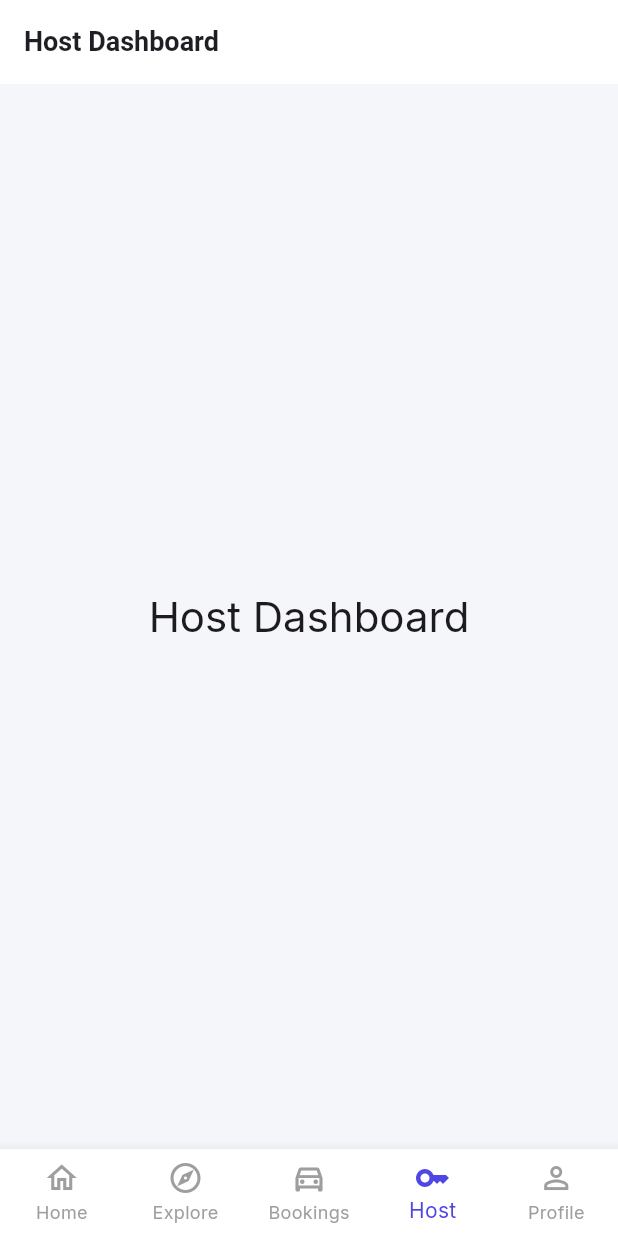
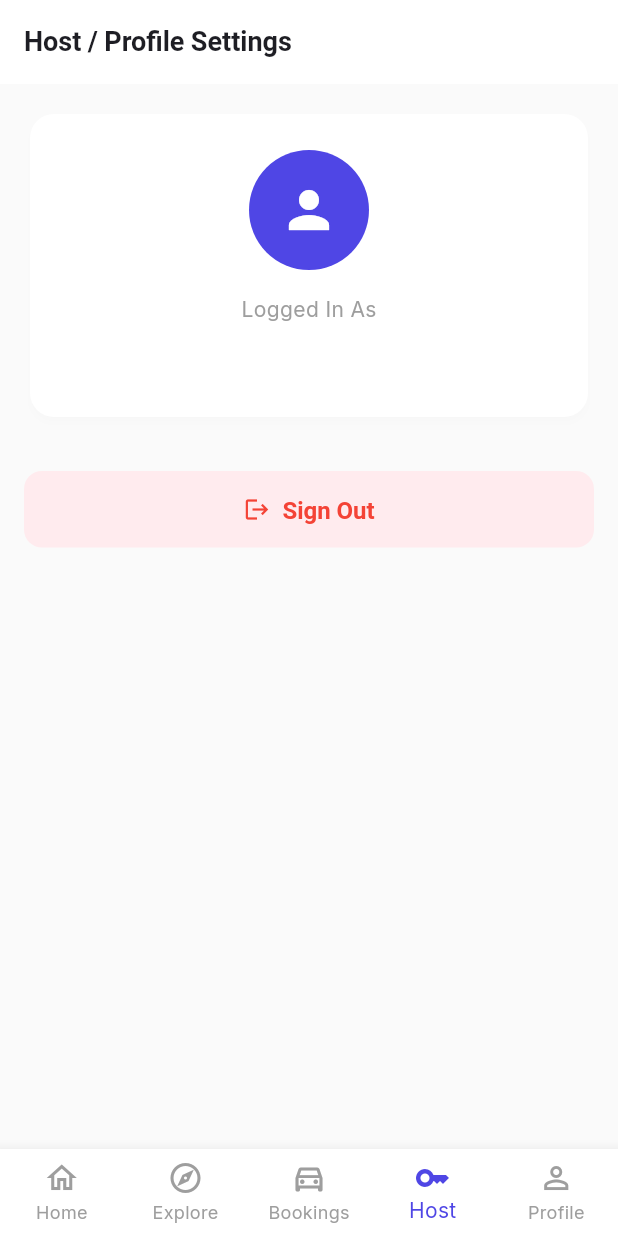
Before and after one commit to Thokalamukesh/Rental_cars, a Flutter app: the ScaffoldWithBottomNavBar screen opened directly with empty values, item 4 of the bottom bar chosen, on a phone screen of 412 x 824 dp. Run offline on Flutter 3.47's test engine with Material 3 defaults, Android fonts, the phone set to English and light mode, and no system bars; our stand-ins replace flutter_riverpod, go_router, google_fonts, image_picker, supabase_flutter; accounts and stored records are empty.

Commit message:
Fix PWA Uploads and add Profile Settings tab

```diff
--- a/lib/core/routing/app_router.dart
+++ b/lib/core/routing/app_router.dart
@@ -3,6 +3,8 @@ import 'package:flutter/material.dart';
 import '../../presentation/auth/screens/splash_screen.dart';
 import '../../presentation/auth/screens/auth_screen.dart';
 import '../../presentation/home/screens/home_screen.dart';
+import '../../presentation/booking/screens/my_bookings_screen.dart';
+import '../../presentation/profile/screens/profile_screen.dart';
 
 final GlobalKey<NavigatorState> _rootNavigatorKey = GlobalKey<NavigatorState>(debugLabel: 'root');
 final GlobalKey<NavigatorState> _shellNavigatorKey = GlobalKey<NavigatorState>(debugLabel: 'shell');
@@ -16,8 +18,8 @@ final goRouter = GoRouter(
       builder: (context, state) => const SplashScreen(),
     ),
     GoRoute(
-      path: '/login',
-      builder: (context, state) => const PlaceholderScreen(title: 'Login'),
+      path: '/auth',
+      builder: (context, state) => const AuthScreen(),
     ),
     ShellRoute(
       navigatorKey: _shellNavigatorKey,
@@ -35,15 +37,15 @@ final goRouter = GoRouter(
         ),
         GoRoute(
           path: '/bookings',
-          builder: (context, state) => const PlaceholderScreen(title: 'My Bookings'),
+          builder: (context, state) => const MyBookingsScreen(),
         ),
         GoRoute(
           path: '/host',
-          builder: (context, state) => const PlaceholderScreen(title: 'Host Dashboard'),
+          builder: (context, state) => const ProfileScreen(), // Redirecting host tab to Profile/Settings
         ),
         GoRoute(
           path: '/profile',
-          builder: (context, state) => const PlaceholderScreen(title: 'Profile'),
+          builder: (context, state) => const ProfileScreen(),
         ),
       ],
     ),
@@ -64,6 +66,7 @@ class ScaffoldWithBottomNavBar extends StatelessWidget {
       bottomNavigationBar: BottomNavigationBar(
         currentIndex: _calculateSelectedIndex(context),
         onTap: (int idx) => _onItemTapped(idx, context),
+        type: BottomNavigationBarType.fixed,
         items: const [
           BottomNavigationBarItem(icon: Icon(Icons.home_outlined), activeIcon: Icon(Icons.home), label: 'Home'),
           BottomNavigationBarItem(icon: Icon(Icons.explore_outlined), activeIcon: Icon(Icons.explore), label: 'Explore'),
--- a/lib/presentation/booking/screens/booking_flow_screen.dart
+++ b/lib/presentation/booking/screens/booking_flow_screen.dart
@@ -1,4 +1,5 @@
 import 'dart:io';
+import 'package:flutter/foundation.dart';
 import 'package:flutter/material.dart';
 import 'package:image_picker/image_picker.dart';
 import 'package:supabase_flutter/supabase_flutter.dart';
@@ -21,7 +22,7 @@ class _BookingFlowScreenState extends State<BookingFlowScreen> {
   double _totalPrice = 0.0;
 
   // KYC Details
-  File? _licenseImage;
+  XFile? _licenseImage;
   bool _isUploading = false;
 
   final supabase = Supabase.instance.client;
@@ -72,7 +73,7 @@ class _BookingFlowScreenState extends State<BookingFlowScreen> {
 
     if (pickedFile != null) {
       setState(() {
-        _licenseImage = File(pickedFile.path);
+        _licenseImage = pickedFile;
       });
     }
   }
@@ -91,8 +92,8 @@ class _BookingFlowScreenState extends State<BookingFlowScreen> {
       // 1. Upload KYC Image
       final fileExt = _licenseImage!.path.split('.').last;
       final fileName = '${DateTime.now().toIso8601String()}.$fileExt';
-
-      await supabase.storage.from('kyc').upload(fileName, _licenseImage!);
+      final bytes = await _licenseImage!.readAsBytes();
+      await supabase.storage.from('kyc').uploadBinary(fileName, bytes);
       final imageUrl = supabase.storage.from('kyc').getPublicUrl(fileName);
 
       // 2. Save KYC Document
@@ -357,7 +358,9 @@ class _BookingFlowScreenState extends State<BookingFlowScreen> {
                     child: _licenseImage != null
                       ? ClipRRect(
                           borderRadius: BorderRadius.circular(10),
-                          child: Image.file(_licenseImage!, fit: BoxFit.cover),
+                          child: kIsWeb
+                            ? Image.network(_licenseImage!.path, fit: BoxFit.cover)
+                            : Image.file(File(_licenseImage!.path), fit: BoxFit.cover),
                         )
                       : Column(
                           mainAxisAlignment: MainAxisAlignment.center,
--- /dev/null
+++ b/lib/presentation/profile/screens/profile_screen.dart
@@ -0,0 +1,93 @@
+import 'package:flutter/material.dart';
+import 'package:go_router/go_router.dart';
+import 'package:supabase_flutter/supabase_flutter.dart';
+
+class ProfileScreen extends StatelessWidget {
+  const ProfileScreen({super.key});
+
+  Future<void> _signOut(BuildContext context) async {
+    await Supabase.instance.client.auth.signOut();
+    if (context.mounted) {
+      context.go('/auth');
+    }
+  }
+
+  @override
+  Widget build(BuildContext context) {
+    final user = Supabase.instance.client.auth.currentUser;
+
+    if (user == null) {
+      return Scaffold(
+        appBar: AppBar(title: const Text('Profile')),
+        body: Center(
+          child: Column(
+            mainAxisAlignment: MainAxisAlignment.center,
+            children: [
+              const Text('Please login to view your profile.', style: TextStyle(fontSize: 16)),
+              const SizedBox(height: 16),
+              ElevatedButton(
+                onPressed: () => context.push('/auth'),
+                child: const Text('Login / Register'),
+              )
+            ],
+          ),
+        ),
+      );
+    }
+
+    final email = user.email ?? '';
+    final phoneDisplay = email.endsWith('@drivenow.app')
+        ? email.replaceAll('@drivenow.app', '')
+        : email;
+
+    return Scaffold(
+      backgroundColor: Colors.grey[50],
+      appBar: AppBar(
+        title: const Text('Host / Profile Settings', style: TextStyle(fontWeight: FontWeight.bold)),
+        backgroundColor: Colors.white,
+        foregroundColor: Colors.black,
+        elevation: 0,
+      ),
+      body: ListView(
+        padding: const EdgeInsets.all(16),
+        children: [
+          Card(
+            shape: RoundedRectangleBorder(borderRadius: BorderRadius.circular(16)),
+            elevation: 2,
+            child: Padding(
+              padding: const EdgeInsets.all(24.0),
+              child: Column(
+                children: [
+                  const CircleAvatar(
+                    radius: 40,
+                    backgroundColor: Color(0xFF4F46E5),
+                    child: Icon(Icons.person, size: 40, color: Colors.white),
+                  ),
+                  const SizedBox(height: 16),
+                  const Text('Logged In As', style: TextStyle(color: Colors.grey)),
+                  const SizedBox(height: 4),
+                  Text(
+                    phoneDisplay,
+                    style: const TextStyle(fontSize: 24, fontWeight: FontWeight.bold),
+                  ),
+                ],
+              ),
+            ),
+          ),
+          const SizedBox(height: 32),
+          ElevatedButton.icon(
+            onPressed: () => _signOut(context),
+            icon: const Icon(Icons.logout, color: Colors.red),
+            label: const Text('Sign Out', style: TextStyle(color: Colors.red, fontWeight: FontWeight.bold, fontSize: 16)),
+            style: ElevatedButton.styleFrom(
+              backgroundColor: Colors.red[50],
+              padding: const EdgeInsets.symmetric(vertical: 16),
+              elevation: 0,
+              shape: RoundedRectangleBorder(borderRadius: BorderRadius.circular(12)),
+            ),
+          )
+        ],
+      ),
+    );
+  }
+}
```
